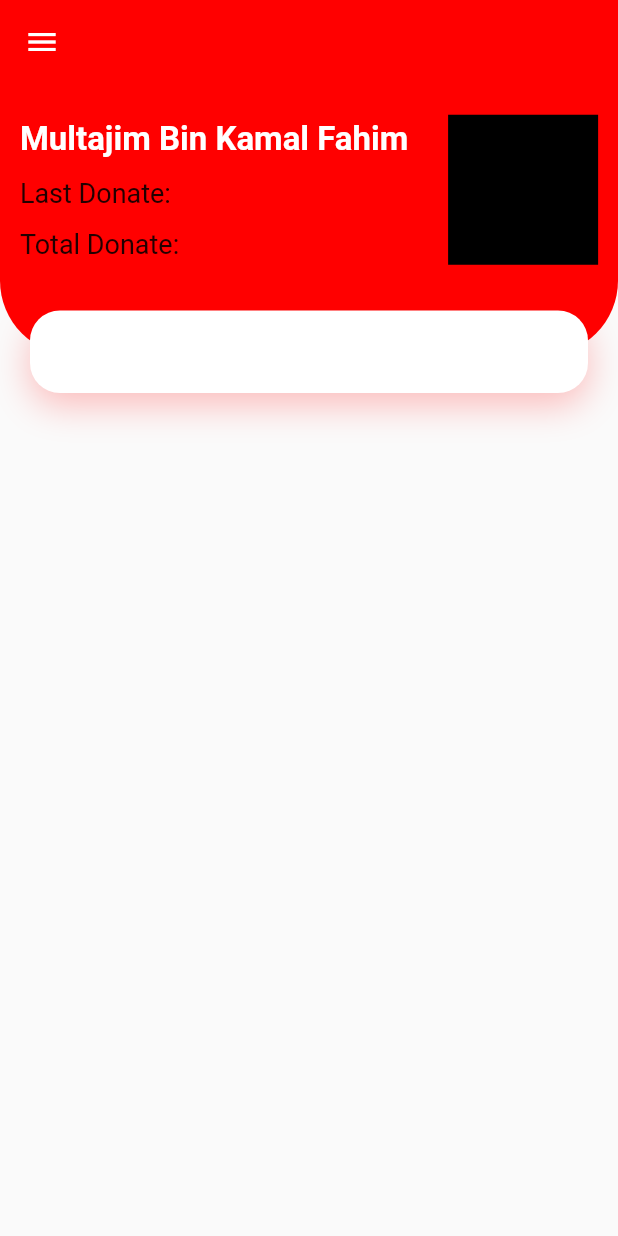
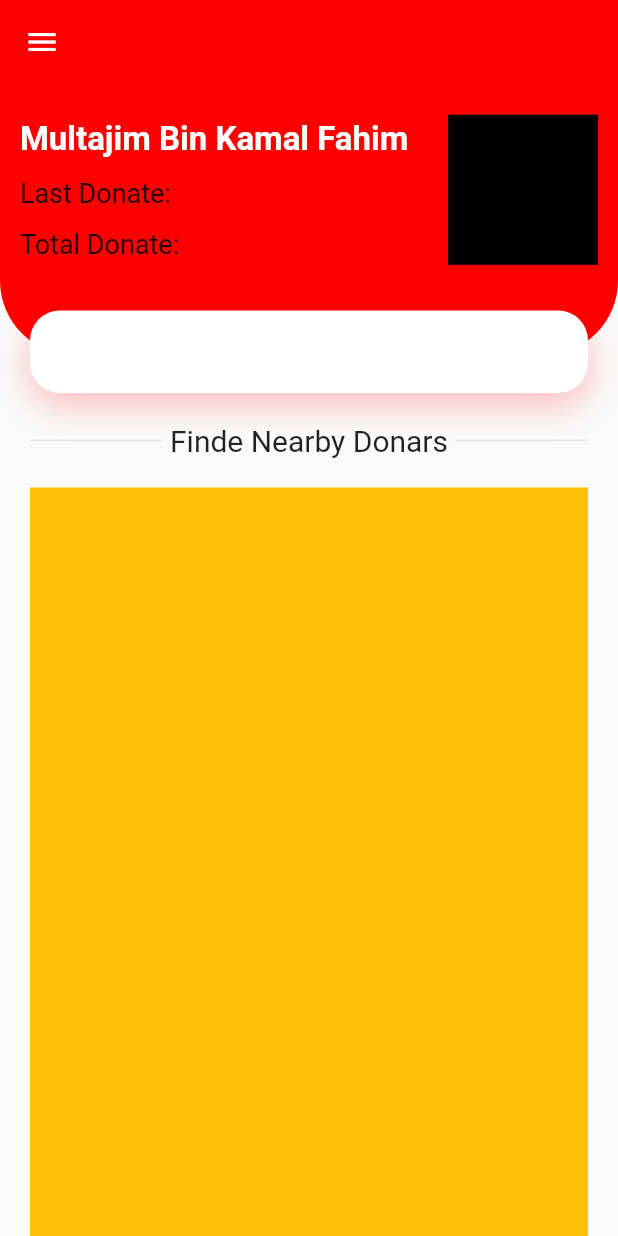
Before and after one commit to fahim1zero/blood_donation_app, a Flutter app: the screen it shows after launch, on a phone screen of 412 x 824 dp. Run offline on Flutter 3.47's test engine with Material 2 defaults, Android fonts, the phone set to English and light mode, and no system bars.

Commit message:
Update UI

```diff
--- a/lib/home_page.dart
+++ b/lib/home_page.dart
@@ -112,6 +112,36 @@ class _HomePageState extends State<HomePage> {
                   ],
                 ),
               ),
+              SizedBox(height: 20),
+              Container(
+                padding: EdgeInsets.symmetric(horizontal: mDefaultPadding),
+                child: Row(
+                  children: [
+                    Expanded(child: Divider()),
+                    SizedBox(width: 5),
+                    Text(
+                      'Finde Nearby Donars',
+                      style: TextStyle(
+                        fontSize: 20,
+                      ),
+                    ),
+                    SizedBox(width: 5),
+                    Expanded(child: Divider()),
+                  ],
+                ),
+              ),
+              // SizedBox(height: 15),
+              Padding(
+                padding: EdgeInsets.symmetric(
+                  horizontal: mDefaultPadding,
+                  vertical: mDefaultPadding,
+                ),
+                child: Container(
+                  width: sSize.width,
+                  height: sSize.height - sSize.height*0.25,
+                  color: Colors.amber,
+                ),
+              )
             ],
           ),
         ),
```
